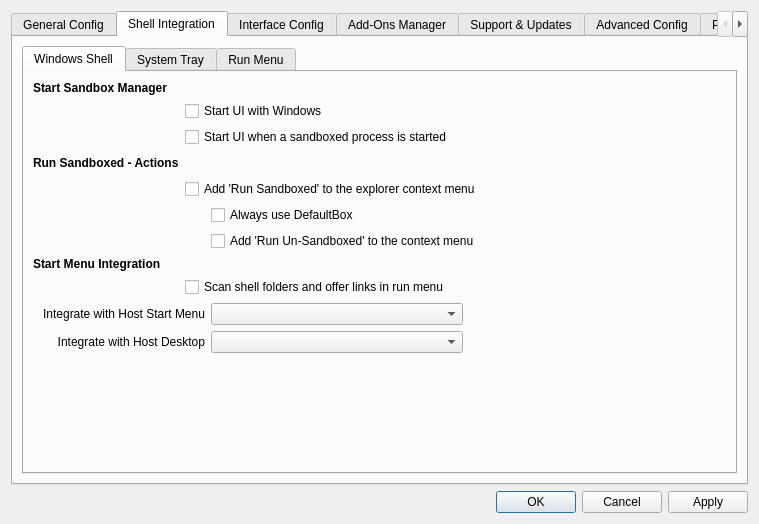
This is SandboxiePlus/SandMan/Forms/SettingsWindow.ui in sandboxie-plus/Sandboxie as Qt 5 draws it before an edit. The edited form follows.
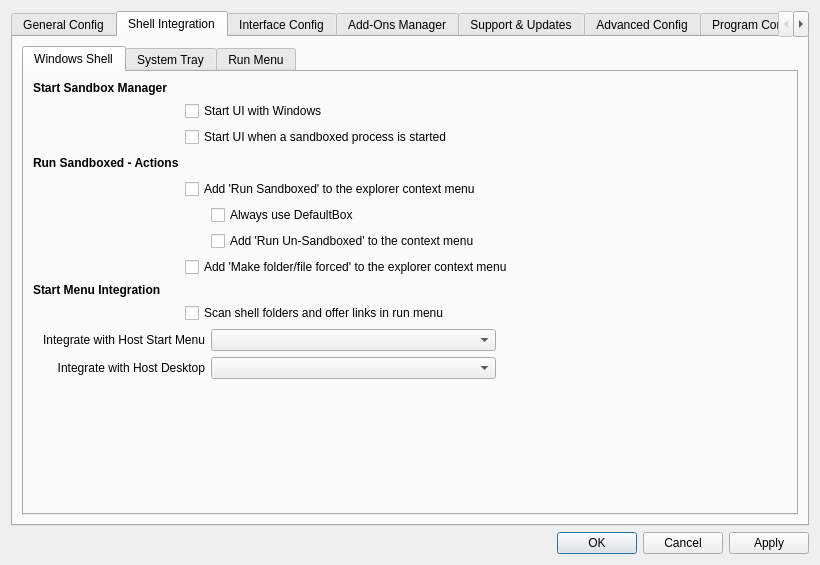
This is the edited form. Icons and pictures are not drawn.

```diff
--- a/SandboxiePlus/SandMan/Forms/SettingsWindow.ui
+++ b/SandboxiePlus/SandMan/Forms/SettingsWindow.ui
@@ -6,8 +6,8 @@
    <rect>
     <x>0</x>
     <y>0</y>
-    <width>747</width>
-    <height>524</height>
+    <width>820</width>
+    <height>565</height>
    </rect>
   </property>
   <property name="sizePolicy">
@@ -455,34 +455,87 @@
             <attribute name="title">
              <string>Windows Shell</string>
             </attribute>
-            <layout class="QGridLayout" name="gridLayout_30">
-             <item row="0" column="0">
               <layout class="QGridLayout" name="gridLayout_13">
-               <item row="11" column="3" colspan="2">
-                <spacer name="horizontalSpacer_2">
+             <item row="0" column="0">
+              <widget class="QLabel" name="lblStartUp">
+               <property name="font">
+                <font>
+                 <weight>75</weight>
+                 <bold>true</bold>
+                 <kerning>true</kerning>
+                </font>
+               </property>
+               <property name="text">
+                <string>Start Sandbox Manager</string>
+               </property>
+              </widget>
+             </item>
+             <item row="1" column="1" colspan="2">
+              <widget class="QCheckBox" name="chkAutoStart">
+               <property name="text">
+                <string>Start UI with Windows</string>
+               </property>
+              </widget>
+             </item>
+             <item row="2" column="1" colspan="3">
+              <widget class="QCheckBox" name="chkSvcStart">
+               <property name="text">
+                <string>Start UI when a sandboxed process is started</string>
+               </property>
+              </widget>
+             </item>
+             <item row="3" column="0">
+              <widget class="QLabel" name="lblRunBoxed">
+               <property name="font">
+                <font>
+                 <weight>75</weight>
+                 <bold>true</bold>
+                 <kerning>true</kerning>
+                </font>
+               </property>
+               <property name="text">
+                <string>Run Sandboxed - Actions</string>
+               </property>
+              </widget>
+             </item>
+             <item row="3" column="1">
+              <widget class="QLabel" name="label_37">
+               <property name="maximumSize">
+                <size>
+                 <width>20</width>
+                 <height>16777215</height>
+                </size>
+               </property>
+               <property name="text">
+                <string/>
+               </property>
+              </widget>
+             </item>
+             <item row="3" column="2">
+              <spacer name="horizontalSpacer_9">
                  <property name="orientation">
                   <enum>Qt::Horizontal</enum>
                  </property>
                  <property name="sizeHint" stdset="0">
                   <size>
-                   <width>40</width>
-                   <height>0</height>
+                 <width>272</width>
+                 <height>20</height>
                   </size>
                  </property>
                 </spacer>
                </item>
-               <item row="9" column="0" colspan="2">
-                <widget class="QLabel" name="label_22">
-                 <property name="text">
-                  <string>Integrate with Host Start Menu</string>
-                 </property>
-                 <property name="alignment">
-                  <set>Qt::AlignRight|Qt::AlignTrailing|Qt::AlignVCenter</set>
-                 </property>
-                 <property name="openExternalLinks">
-                  <bool>true</bool>
-                 </property>
-                </widget>
+             <item row="3" column="3">
+              <spacer name="horizontalSpacer_6">
+               <property name="orientation">
+                <enum>Qt::Horizontal</enum>
+               </property>
+               <property name="sizeHint" stdset="0">
+                <size>
+                 <width>272</width>
+                 <height>20</height>
+                </size>
+               </property>
+              </spacer>
                </item>
                <item row="4" column="1" colspan="3">
                 <widget class="QCheckBox" name="chkShellMenu">
@@ -491,101 +544,81 @@
                  </property>
                 </widget>
                </item>
-               <item row="6" column="2" colspan="3">
-                <widget class="QCheckBox" name="chkShellMenu2">
-                 <property name="text">
-                  <string>Add 'Run Un-Sandboxed' to the context menu</string>
-                 </property>
-                </widget>
-               </item>
-               <item row="5" column="2" colspan="3">
+             <item row="5" column="2" colspan="2">
                 <widget class="QCheckBox" name="chkAlwaysDefault">
                  <property name="text">
                   <string>Always use DefaultBox</string>
                  </property>
                 </widget>
                </item>
-               <item row="10" column="2">
-                <widget class="QComboBox" name="cmbIntegrateDesk"/>
-               </item>
-               <item row="10" column="0" colspan="2">
-                <widget class="QLabel" name="label_29">
+             <item row="6" column="2" colspan="2">
+              <widget class="QCheckBox" name="chkShellMenu2">
+               <property name="text">
+                <string>Add 'Run Un-Sandboxed' to the context menu</string>
+               </property>
+              </widget>
+             </item>
+             <item row="7" column="1" colspan="3">
+              <widget class="QCheckBox" name="chkShellMenu3">
                  <property name="text">
-                  <string>Integrate with Host Desktop</string>
-                 </property>
-                 <property name="alignment">
-                  <set>Qt::AlignRight|Qt::AlignTrailing|Qt::AlignVCenter</set>
-                 </property>
-                 <property name="openExternalLinks">
-                  <bool>true</bool>
-                 </property>
-                </widget>
-               </item>
-               <item row="2" column="1" colspan="3">
-                <widget class="QCheckBox" name="chkSvcStart">
+                <string>Add 'Make folder/file forced' to the explorer context menu</string>
+               </property>
+              </widget>
+             </item>
+             <item row="8" column="0">
+              <widget class="QLabel" name="lblStartMenu">
+               <property name="font">
+                <font>
+                 <weight>75</weight>
+                 <bold>true</bold>
+                 <kerning>true</kerning>
+                </font>
+               </property>
                  <property name="text">
-                  <string>Start UI when a sandboxed process is started</string>
+                <string>Start Menu Integration</string>
                  </property>
                 </widget>
                </item>
-               <item row="8" column="1" colspan="3">
+             <item row="9" column="1" colspan="3">
                 <widget class="QCheckBox" name="chkScanMenu">
                  <property name="text">
                   <string>Scan shell folders and offer links in run menu</string>
                  </property>
                 </widget>
                </item>
-               <item row="9" column="2">
+             <item row="10" column="0" colspan="2">
+              <widget class="QLabel" name="label_22">
+               <property name="text">
+                <string>Integrate with Host Start Menu</string>
+               </property>
+               <property name="alignment">
+                <set>Qt::AlignRight|Qt::AlignTrailing|Qt::AlignVCenter</set>
+               </property>
+               <property name="openExternalLinks">
+                <bool>true</bool>
+               </property>
+              </widget>
+             </item>
+             <item row="10" column="2">
                 <widget class="QComboBox" name="cmbIntegrateMenu"/>
                </item>
-               <item row="1" column="1" colspan="3">
-                <widget class="QCheckBox" name="chkAutoStart">
+             <item row="11" column="0" colspan="2">
+              <widget class="QLabel" name="label_29">
                  <property name="text">
-                  <string>Start UI with Windows</string>
-                 </property>
-                </widget>
-               </item>
-               <item row="3" column="2">
-                <spacer name="horizontalSpacer_9">
-                 <property name="orientation">
-                  <enum>Qt::Horizontal</enum>
-                 </property>
-                 <property name="sizeHint" stdset="0">
-                  <size>
-                   <width>40</width>
-                   <height>20</height>
-                  </size>
-                 </property>
-                </spacer>
-               </item>
-               <item row="7" column="0">
-                <widget class="QLabel" name="lblStartMenu">
-                 <property name="font">
-                  <font>
-                   <weight>75</weight>
-                   <bold>true</bold>
-                   <kerning>true</kerning>
-                  </font>
-                 </property>
-                 <property name="text">
-                  <string>Start Menu Integration</string>
-                 </property>
-                </widget>
-               </item>
-               <item row="3" column="3">
-                <spacer name="horizontalSpacer_6">
-                 <property name="orientation">
-                  <enum>Qt::Horizontal</enum>
-                 </property>
-                 <property name="sizeHint" stdset="0">
-                  <size>
-                   <width>40</width>
-                   <height>20</height>
-                  </size>
-                 </property>
-                </spacer>
-               </item>
-               <item row="11" column="1">
+                <string>Integrate with Host Desktop</string>
+               </property>
+               <property name="alignment">
+                <set>Qt::AlignRight|Qt::AlignTrailing|Qt::AlignVCenter</set>
+               </property>
+               <property name="openExternalLinks">
+                <bool>true</bool>
+               </property>
+              </widget>
+             </item>
+             <item row="11" column="2">
+              <widget class="QComboBox" name="cmbIntegrateDesk"/>
+             </item>
+             <item row="12" column="1">
                 <spacer name="verticalSpacer_6">
                  <property name="orientation">
                   <enum>Qt::Vertical</enum>
@@ -593,53 +626,23 @@
                  <property name="sizeHint" stdset="0">
                   <size>
                    <width>20</width>
-                   <height>0</height>
+                 <height>154</height>
                   </size>
                  </property>
                 </spacer>
                </item>
-               <item row="3" column="1">
-                <widget class="QLabel" name="label_37">
-                 <property name="maximumSize">
+             <item row="12" column="3">
+              <spacer name="horizontalSpacer_2">
+               <property name="orientation">
+                <enum>Qt::Horizontal</enum>
+               </property>
+               <property name="sizeHint" stdset="0">
                   <size>
-                   <width>20</width>
-                   <height>16777215</height>
-                  </size>
-                 </property>
-                 <property name="text">
-                  <string/>
-                 </property>
-                </widget>
-               </item>
-               <item row="0" column="0">
-                <widget class="QLabel" name="lblStartUp">
-                 <property name="font">
-                  <font>
-                   <weight>75</weight>
-                   <bold>true</bold>
-                   <kerning>true</kerning>
-                  </font>
-                 </property>
-                 <property name="text">
-                  <string>Start Sandbox Manager</string>
-                 </property>
-                </widget>
-               </item>
-               <item row="3" column="0">
-                <widget class="QLabel" name="lblRunBoxed">
-                 <property name="font">
-                  <font>
-                   <weight>75</weight>
-                   <bold>true</bold>
-                   <kerning>true</kerning>
-                  </font>
-                 </property>
-                 <property name="text">
-                  <string>Run Sandboxed - Actions</string>
-                 </property>
-                </widget>
-               </item>
-              </layout>
+                 <width>272</width>
+                 <height>13</height>
+                </size>
+               </property>
+              </spacer>
              </item>
             </layout>
            </widget>
```
Lines whose indentation alone changed are shown as unchanged.
